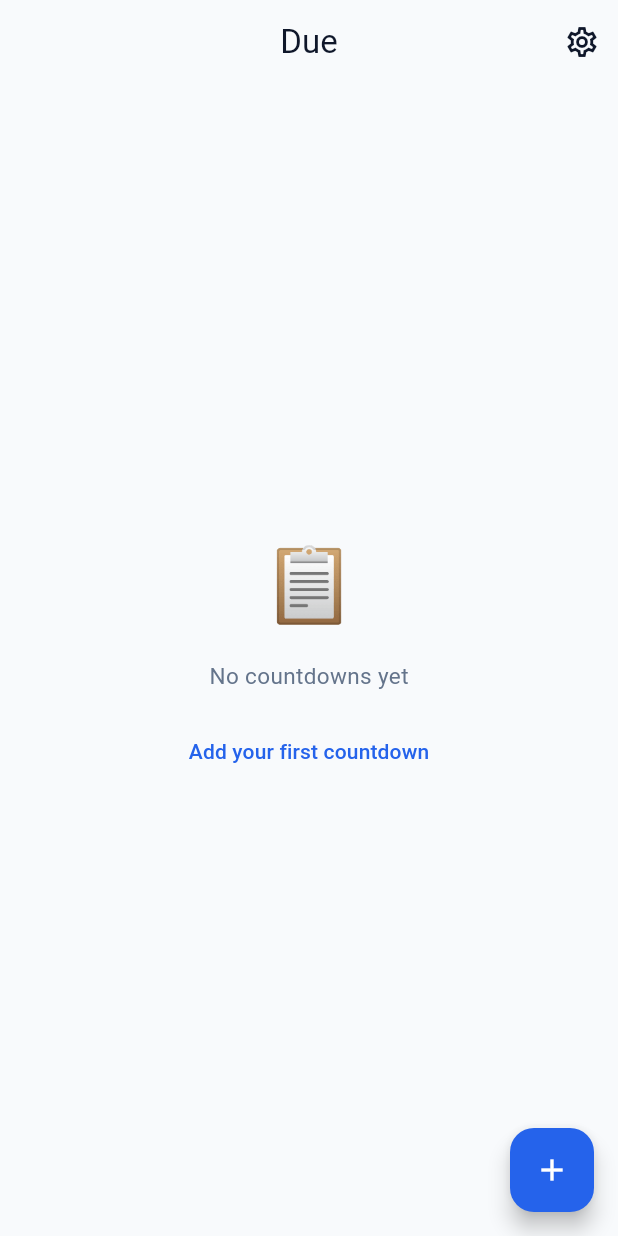
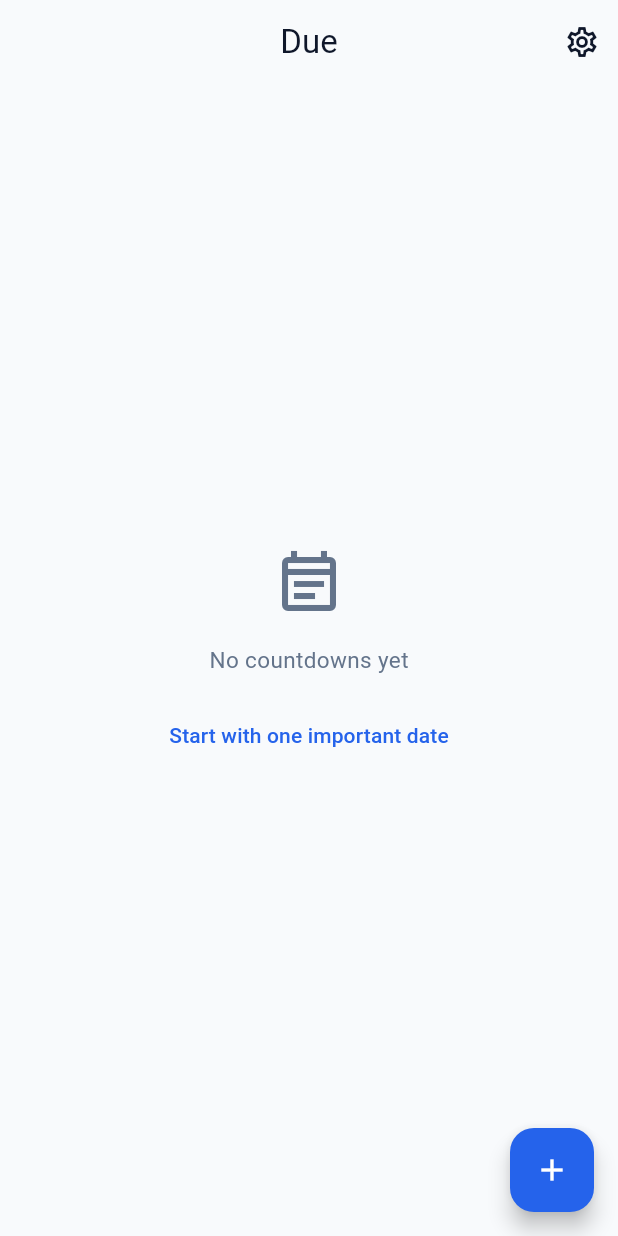
Before and after one commit to jeff-0717/due, a Flutter app: the screen it shows after launch, on a phone screen of 412 x 824 dp. Run offline on Flutter 3.47's test engine with Material 3 defaults, Android fonts, the phone set to English and light mode, and no system bars; our stand-ins replace flutter_riverpod, go_router, hive, hive_flutter; missing offline and left inert: home_widget; accounts and stored records are empty.

Commit message:
feat(home): complete countdown overview flow

```diff
--- a/issues/due-mvp-progress-alignment.csv
+++ b/issues/due-mvp-progress-alignment.csv
@@ -1,6 +1,6 @@
 id,priority,phase,area,title,description,acceptance_criteria,test_mcp,required_skills,required_mcp,review_initial_requirements,review_regression_requirements,dev_state,review_initial_state,review_regression_state,git_state,owner,refs,notes
 LT-001,P0,phase-0,env,安装依赖并记录基础阻塞,执行 flutter pub get 并确认依赖安装结果；若失败则定位并记录阻塞项供后续 issue 消化,`flutter pub get` 成功完成，或明确记录失败原因、相关文件和后续处理入口,AUTOSERVER,,,检查依赖、SDK 与插件配置是否与 pubspec 和平台文件一致,确认依赖安装结果不会破坏现有代码路径,done,done,done,committed,codex,docs/superpowers/specs/due-mvp-progress-alignment.md; docs/PROGRESS.md; pubspec.yaml,"risk: Flutter/Android 本地环境差异；保持仅记录或最小修正; picked_reason:first not_started P0 dependency gate; evidence:flutter pub get exit 0 Got dependencies; sandbox_note:first run failed because Flutter could not access Android SDK tool lookup, escalated run succeeded; done_at:2026-06-06; skills_used:mission-csv-execute,verification-before-completion; mcp_used:shell_command; git_commit_pending:this commit records LT-001 closure; continue_now:LT-002"
-LT-002,P0,phase-1,home,完善首页交互闭环,基于现有 `lib/pages/home_page.dart` 与相关 widgets 完善空态、有数据态、最近倒计时概览、列表排序与跳转体验，避免只停留在骨架状态,首页在无数据和有数据场景下均能正确展示；最近倒计时与列表排序一致；添加、编辑、设置入口跳转可用,MANUAL,,,对照 spec 检查首页是否覆盖主线使用场景,回归验证首页展示与路由跳转不破坏现有 widgets 布局,not_started,not_started,not_started,uncommitted,codex,"docs/superpowers/specs/due-mvp-progress-alignment.md; docs/PROGRESS.md; lib/pages/home_page.dart; lib/widgets/countdown_overview.dart; lib/widgets/countdown_card.dart; lib/widgets/empty_state.dart","note: `PROGRESS.md` 标成待实现，但代码已有第一页骨架，应按完善处理"
+LT-002,P0,phase-1,home,完善首页交互闭环,基于现有 `lib/pages/home_page.dart` 与相关 widgets 完善空态、有数据态、最近倒计时概览、列表排序与跳转体验，避免只停留在骨架状态,首页在无数据和有数据场景下均能正确展示；最近倒计时与列表排序一致；添加、编辑、设置入口跳转可用,MANUAL,,,对照 spec 检查首页是否覆盖主线使用场景,回归验证首页展示与路由跳转不破坏现有 widgets 布局,done,done,done,committed,codex,docs/superpowers/specs/due-mvp-progress-alignment.md; docs/PROGRESS.md; lib/pages/home_page.dart; lib/widgets/countdown_overview.dart; lib/widgets/countdown_card.dart; lib/widgets/empty_state.dart,"note: `PROGRESS.md` 标成待实现，但代码已有第一页骨架，应按完善处理; picked_reason:next P0 after LT-001 closure; evidence:flutter test test/home_page_test.dart passed 2/2, flutter test passed 4/4; changed:home empty CTA, nearest label, sorted hint, empty icon, widget test; done_at:2026-06-06; skills_used:mission-csv-execute,brainstorming,test-driven-development,verification-before-completion; mcp_used:shell_command; git_commit_pending:this commit records LT-002 closure; continue_now:LT-003"
 LT-003,P0,phase-1,form,完善添加倒计时页,在现有 `add_countdown_page.dart` 基础上补齐表单校验、默认值合理性、提交后反馈与必要的 UX 细节,标题为空等非法输入有明确处理；日期/重复方式/颜色/图标选择可正常保存；保存后列表状态正确刷新,AUTOSERVER,,,检查表单逻辑是否与 repository/provider 契约一致,回归验证新增倒计时不影响首页展示与存储,not_started,not_started,not_started,uncommitted,codex,"docs/superpowers/specs/due-mvp-progress-alignment.md; docs/PROGRESS.md; lib/pages/add_countdown_page.dart; lib/providers/countdown_provider.dart; lib/repositories/countdown_repository.dart","note: 优先增量完善现有页面，不重做 UI"
 LT-004,P0,phase-1,form,完善编辑倒计时页,在现有 `edit_countdown_page.dart` 基础上补齐对象不存在兜底、编辑态加载、更新反馈与删除确认后的回流体验,编辑已有倒计时可正确回填并保存；找不到 id 时有稳定兜底；删除后首页状态正确更新,MANUAL,,,检查编辑页是否正确处理正常路径和异常路径,回归验证更新/删除后 Provider 状态与首页列表一致,not_started,not_started,not_started,uncommitted,codex,"docs/superpowers/specs/due-mvp-progress-alignment.md; docs/PROGRESS.md; lib/pages/edit_countdown_page.dart; lib/providers/countdown_provider.dart; lib/repositories/countdown_repository.dart","note: 重点避免 firstOrNull / 空对象路径导致页面静默异常"
 LT-005,P1,phase-1,settings,完善复习开始日期页,基于 `review_start_page.dart` 完善设置、修改和展示逻辑，并确保与首页 overview、设置页摘要一致,设置复习开始日期后首页 reviewDays 与设置页摘要同步更新；修改日期后显示正确；无异常输入路径,MANUAL,,,检查 reviewStart 数据流是否从页面到 provider 到展示端闭环,回归验证修改复习日期不会影响倒计时主流程,not_started,not_started,not_started,uncommitted,codex,"docs/superpowers/specs/due-mvp-progress-alignment.md; docs/PROGRESS.md; lib/pages/review_start_page.dart; lib/pages/settings_page.dart; lib/providers/review_start_provider.dart; lib/widgets/countdown_overview.dart","note: 该任务承接 PROGRESS 的 Task 13 并补齐与首页/设置页联动"
--- a/lib/pages/home_page.dart
+++ b/lib/pages/home_page.dart
@@ -46,7 +46,7 @@ class HomePage extends ConsumerWidget {
       body: countdowns.isEmpty
           ? EmptyState(
               message: 'No countdowns yet',
-              actionLabel: 'Add your first countdown',
+              actionLabel: 'Start with one important date',
               onAction: () => context.push('/add'),
             )
           : ListView(
@@ -55,14 +55,29 @@ class HomePage extends ConsumerWidget {
                   nearest: nearest,
                   reviewDays: reviewDays,
                 ),
-                Padding(
-                  padding: const EdgeInsets.fromLTRB(
+                const Padding(
+                  padding: EdgeInsets.fromLTRB(
                       AppTokens.spacing, 16, AppTokens.spacing, 8),
                   child: Text(
                     'All Countdowns',
-                    style: const TextStyle(
+                    style: TextStyle(
                       fontSize: 13,
                       fontWeight: FontWeight.w600,
+                      color: AppTokens.textSecondary,
+                    ),
+                  ),
+                ),
+                const Padding(
+                  padding: EdgeInsets.fromLTRB(
+                    AppTokens.spacing,
+                    0,
+                    AppTokens.spacing,
+                    8,
+                  ),
+                  child: Text(
+                    'Sorted by next date',
+                    style: TextStyle(
+                      fontSize: AppTokens.fontSizeSmall,
                       color: AppTokens.textSecondary,
                     ),
                   ),
--- a/lib/widgets/empty_state.dart
+++ b/lib/widgets/empty_state.dart
@@ -21,9 +21,10 @@ class EmptyState extends StatelessWidget {
         child: Column(
           mainAxisSize: MainAxisSize.min,
           children: [
-            Text(
-              '📋',
-              style: TextStyle(fontSize: 48),
+            const Icon(
+              Icons.event_note_outlined,
+              size: 48,
+              color: AppTokens.textSecondary,
             ),
             const SizedBox(height: 16),
             Text(
```
Also changed, not shown: lib/widgets/countdown_overview.dart (+10 -1 lines), 1 other file.
